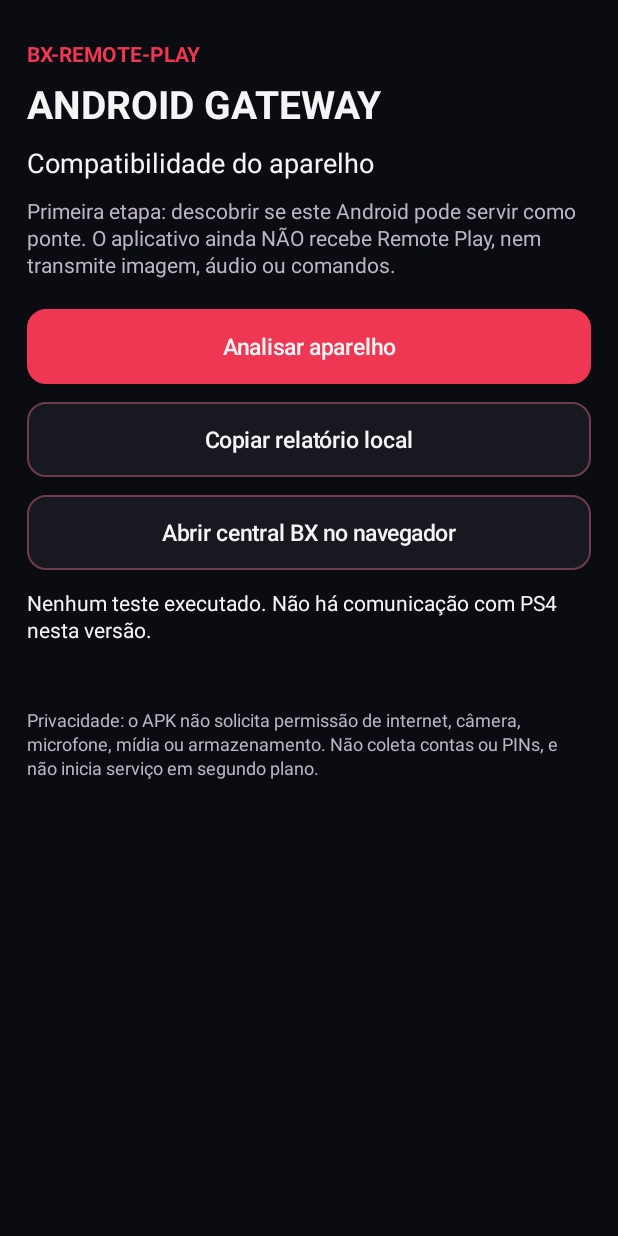
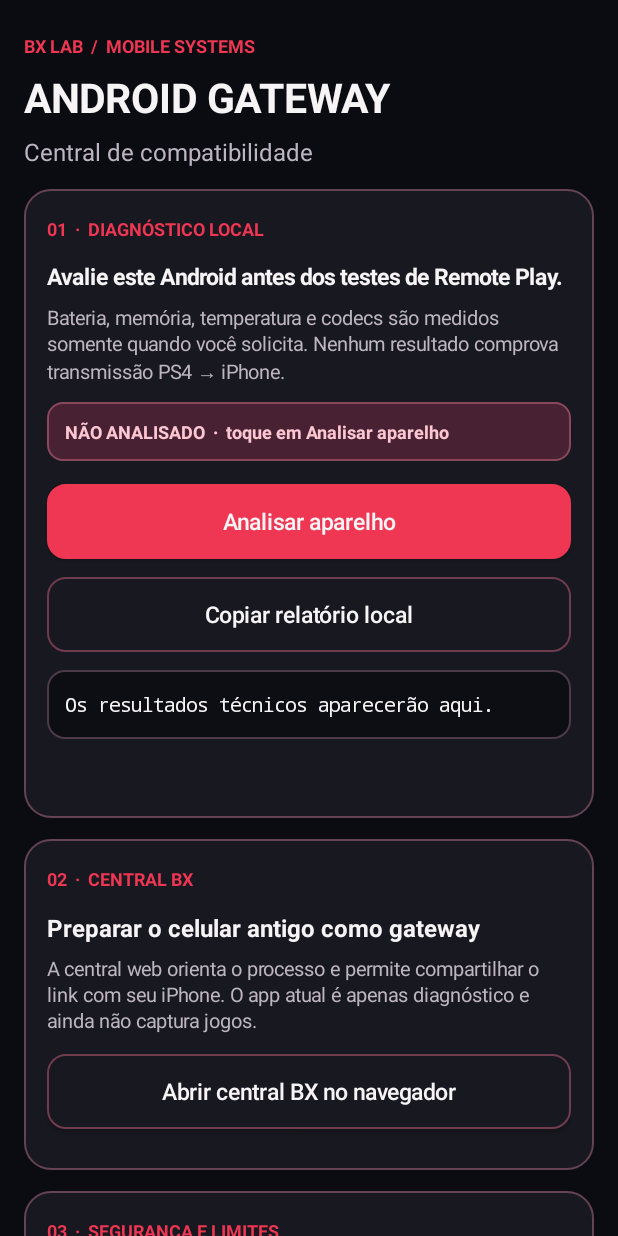
Before and after one commit to CT7-BX/BX-HEN-V3, an Android app: the screen it shows after launch (MainActivity), on a phone screen of 412 x 824 dp. Run offline under Robolectric (Android 15) with nearby library versions, the phone set to English and light mode, and no system bars.

Commit message:
design(android): redesign native diagnostic APK as three accessible dark-ruby cards with local readiness status

```diff
--- a/android-gateway/app/src/main/java/com/ct7bx/gateway/MainActivity.java
+++ b/android-gateway/app/src/main/java/com/ct7bx/gateway/MainActivity.java
@@ -42,6 +42,8 @@ public final class MainActivity extends Activity {
     private static final int MUTED = Color.rgb(189, 181, 194);
 
     private LinearLayout layout;
+    private LinearLayout rootLayout;
+    private TextView readinessBanner;
     private TextView diagnostics;
     private String report = "";
     private Button copyButton;
@@ -57,60 +59,107 @@ public final class MainActivity extends Activity {
         ScrollView scroll = new ScrollView(this);
         scroll.setFillViewport(true);
         scroll.setBackgroundColor(BACKGROUND);
-        layout = new LinearLayout(this);
-        layout.setOrientation(LinearLayout.VERTICAL);
-        layout.setPadding(dp(18), dp(26), dp(18), dp(34));
-        scroll.addView(layout);
+        rootLayout = new LinearLayout(this);
+        rootLayout.setOrientation(LinearLayout.VERTICAL);
+        rootLayout.setPadding(dp(16), dp(22), dp(16), dp(35));
+        layout = rootLayout;
+        scroll.addView(rootLayout);
         setContentView(scroll);
 
-        label("BX-REMOTE-PLAY", 14, RED, Typeface.BOLD, 6);
-        label("ANDROID GATEWAY", 26, WHITE, Typeface.BOLD, 9);
-        label("Compatibilidade do aparelho", 18, WHITE, Typeface.NORMAL, 10);
+        label("BX LAB  /  MOBILE SYSTEMS", 12, RED, Typeface.BOLD, 8);
+        label("ANDROID GATEWAY", 27, WHITE, Typeface.BOLD, 7);
+        label("Central de compatibilidade", 16, MUTED, Typeface.NORMAL, 14);
 
-        label("Primeira etapa: descobrir se este Android pode servir como ponte. " +
-            "O aplicativo ainda NÃO recebe Remote Play, nem transmite imagem, áudio ou comandos.", 14, MUTED, Typeface.NORMAL, 20);
+        startCard("01  ·  DIAGNÓSTICO LOCAL");
+        label("Avalie este Android antes dos testes de Remote Play.",
+              15, WHITE, Typeface.BOLD, 8);
+        label("Bateria, memória, temperatura e codecs são medidos somente quando você solicita. " +
+            "Nenhum resultado comprova transmissão PS4 → iPhone.", 13, MUTED, Typeface.NORMAL, 11);
+        readinessBanner = label("NÃO ANALISADO  ·  toque em Analisar aparelho",
+              12, Color.rgb(255, 199, 211), Typeface.BOLD, 15);
+        readinessBanner.setBackground(roundRect(Color.rgb(72, 34, 51), Color.rgb(139, 72, 92), 10));
+        readinessBanner.setPadding(dp(12), dp(11), dp(12), dp(11));
 
         Button inspect = button("Analisar aparelho", true);
         inspect.setOnClickListener(v -> inspectDevice());
-
         copyButton = button("Copiar relatório local", false);
         copyButton.setEnabled(false);
         copyButton.setOnClickListener(v -> {
             if (report.isEmpty()) {
-                diagnostics.setText("Execute a análise antes de copiar.");
+                copyStatus.setText("Execute a análise antes de copiar.");
                 return;
             }
             ClipboardManager cb = (ClipboardManager) getSystemService(CLIPBOARD_SERVICE);
             if (cb != null) {
                 cb.setPrimaryClip(ClipData.newPlainText("BX Gateway compatibility", report));
-                copyStatus.setText("Relatório copiado. Você controla se deseja compartilhá-lo.");
+                copyStatus.setText("Relatório copiado. Você decide se deseja compartilhá-lo.");
             }
         });
+        diagnostics = label("Os resultados técnicos aparecerão aqui.",
+            13, WHITE, Typeface.NORMAL, 12);
+        diagnostics.setTextIsSelectable(true);
+        diagnostics.setTypeface(Typeface.MONOSPACE);
+        diagnostics.setBackground(roundRect(Color.rgb(13, 14, 20), Color.rgb(75, 58, 72), 11));
+        diagnostics.setPadding(dp(12), dp(14), dp(12), dp(14));
+        copyStatus = label("", 13, MUTED, Typeface.NORMAL, 7);
+        endCard();
+
+        startCard("02  ·  CENTRAL BX");
+        label("Preparar o celular antigo como gateway", 16, WHITE, Typeface.BOLD, 7);
+        label("A central web orienta o processo e permite compartilhar o link com seu iPhone. " +
+            "O app atual é apenas diagnóstico e ainda não captura jogos.", 13, MUTED, Typeface.NORMAL, 13);
         Button web = button("Abrir central BX no navegador", false);
         web.setOnClickListener(v -> {
             Intent intent = new Intent(Intent.ACTION_VIEW,
                 Uri.parse("https://ct7-bx.github.io/BX-REMOTE-PLAY/remote/gateway.html"));
             try { startActivity(intent); }
             catch (Exception error) {
-                diagnostics.setText("Nenhum navegador disponível para abrir a central.");
+                copyStatus.setText("Não foi possível abrir um navegador neste aparelho.");
             }
         });
+        endCard();
 
-        diagnostics = label("Nenhum teste executado. Não há comunicação com PS4 nesta versão.",
-            14, WHITE, Typeface.NORMAL, 12);
-        diagnostics.setTextIsSelectable(true);
-        copyStatus = label("", 13, MUTED, Typeface.NORMAL, 12);
+        startCard("03  ·  SEGURANÇA E LIMITES");
+        label("A bateria e a temperatura são leituras pontuais, não um sistema de " +
+            "monitoramento 24 horas. Evite usar aparelhos quentes ou danificados.", 13, MUTED, Typeface.NORMAL, 12);
+        label("Sem internet, câmera, microfone ou captura de tela: o APK não solicita " +
+            "permissões e não coleta PINs nem contas PlayStation.", 13, MUTED, Typeface.NORMAL, 10);
+        endCard();
+
         if (savedInstanceState != null) {
             String restored = savedInstanceState.getString(STATE_REPORT, "");
             if (!restored.isEmpty()) {
                 report = restored;
                 diagnostics.setText(report);
                 copyButton.setEnabled(true);
+                readinessBanner.setText("ANÁLISE LOCAL  ·  relatório restaurado");
             }
         }
-        label("Privacidade: o APK não solicita permissão de internet, câmera, " +
-            "microfone, mídia ou armazenamento. Não coleta contas ou PINs, " +
-            "e não inicia serviço em segundo plano.", 12, MUTED, Typeface.NORMAL, 22);
+    }
+
+    private GradientDrawable roundRect(int background, int border, int radius) {
+        GradientDrawable shape = new GradientDrawable();
+        shape.setColor(background);
+        shape.setCornerRadius(dp(radius));
+        shape.setStroke(dp(1), border);
+        return shape;
+    }
+
+    private void startCard(String sectionTitle) {
+        LinearLayout card = new LinearLayout(this);
+        card.setOrientation(LinearLayout.VERTICAL);
+        card.setPadding(dp(15), dp(18), dp(15), dp(15));
+        card.setBackground(roundRect(CARD, Color.rgb(100, 67, 83), 17));
+        LinearLayout.LayoutParams params = new LinearLayout.LayoutParams(
+            LinearLayout.LayoutParams.MATCH_PARENT, LinearLayout.LayoutParams.WRAP_CONTENT);
+        params.bottomMargin = dp(14);
+        rootLayout.addView(card, params);
+        layout = card;
+        label(sectionTitle, 12, RED, Typeface.BOLD, 13);
+    }
+
+    private void endCard() {
+        layout = rootLayout;
     }
 
     @Override
@@ -252,6 +301,9 @@ public final class MainActivity extends Activity {
         report = result.toString();
         diagnostics.setText(report);
         copyButton.setEnabled(true);
+        readinessBanner.setText(lowRam
+            ? "LIMITADO  ·  memória baixa; teste apenas funções leves"
+            : "ANÁLISE CONCLUÍDA  ·  desempenho do gateway não comprovado");
     }
 
     private TextView label(String value, int sp, int color, int style, int bottom) {
```
